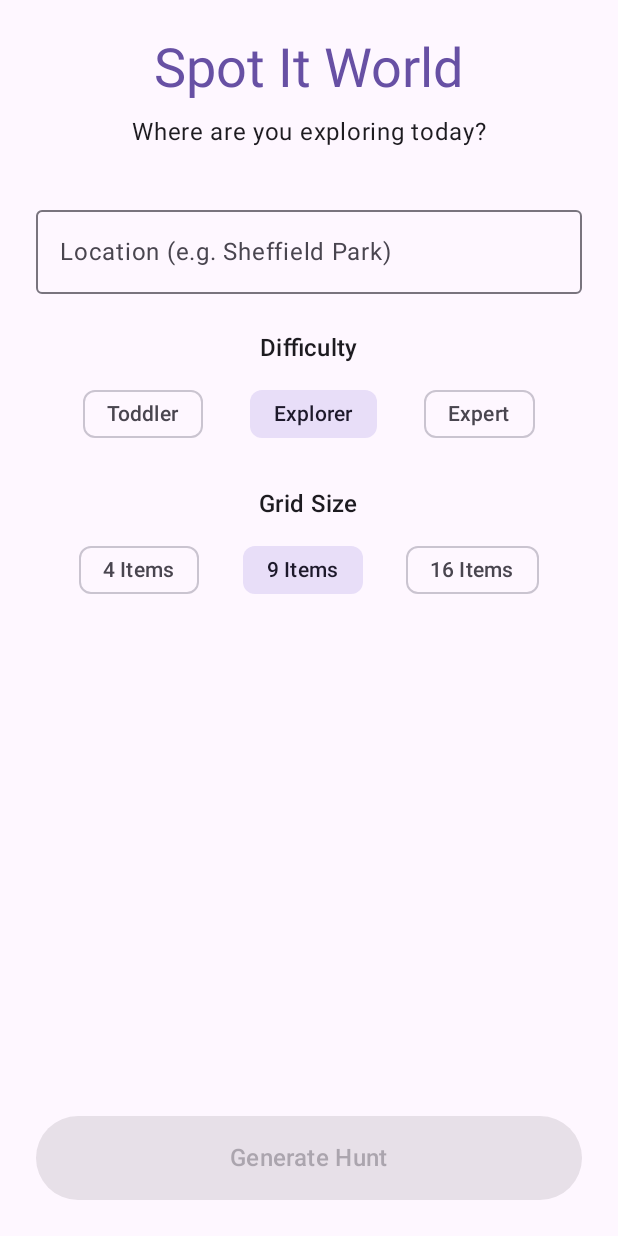
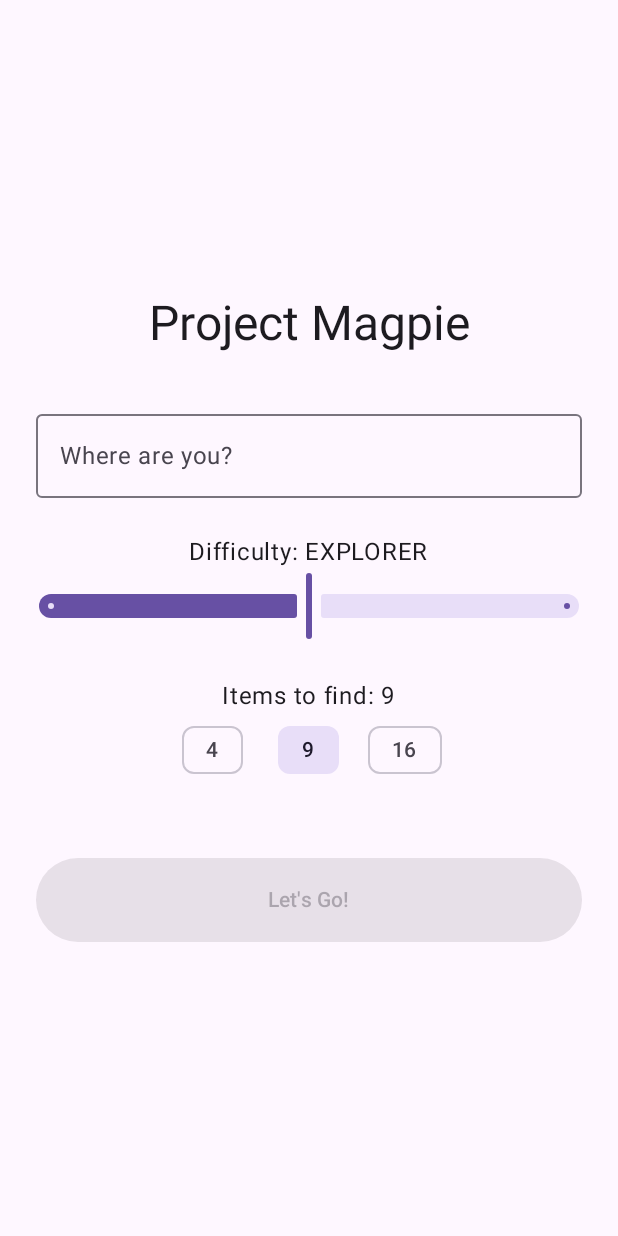
Before and after one commit to pc759/spot-it-world, an Android app built with Jetpack Compose: the screen it shows after launch (MainActivity), on a phone screen of 412 x 824 dp. Run offline under Robolectric (Android 15) with nearby library versions, the phone set to English and light mode, and no system bars.

Commit message:
Populate full source tree for Project Magpie (UI, Domain, Data layers)

```diff
--- a/app/src/main/AndroidManifest.xml
+++ b/app/src/main/AndroidManifest.xml
@@ -7,7 +7,7 @@
         android:dataExtractionRules="@xml/data_extraction_rules"
         android:fullBackupContent="@xml/backup_rules"
         android:icon="@mipmap/ic_launcher"
-        android:label="@string/app_name"
+        android:label="Project Magpie"
         android:roundIcon="@mipmap/ic_launcher_round"
         android:supportsRtl="true"
         android:theme="@style/Theme.SpotItWorld"
@@ -15,11 +15,10 @@
         <activity
             android:name=".MainActivity"
             android:exported="true"
-            android:label="@string/app_name"
+            android:label="Project Magpie"
             android:theme="@style/Theme.SpotItWorld">
             <intent-filter>
                 <action android:name="android.intent.action.MAIN" />
-
                 <category android:name="android.intent.category.LAUNCHER" />
             </intent-filter>
         </activity>
--- a/app/src/main/java/com/spotitworld/MainActivity.kt
+++ b/app/src/main/java/com/spotitworld/MainActivity.kt
@@ -1,35 +1,31 @@
 package com.spotitworld
 
 import android.os.Bundle
-import android.widget.Toast
 import androidx.activity.ComponentActivity
 import androidx.activity.compose.setContent
 import androidx.compose.foundation.layout.fillMaxSize
 import androidx.compose.material3.MaterialTheme
 import androidx.compose.material3.Surface
 import androidx.compose.ui.Modifier
-import com.spotitworld.ui.setup.SetupScreen
+import com.spotitworld.presentation.setup.SetupScreen
+import com.spotitworld.presentation.setup.SetupViewModel
+import com.spotitworld.data.repository.MockScavengerRepository
 
 class MainActivity : ComponentActivity() {
     override fun onCreate(savedInstanceState: Bundle?) {
         super.onCreate(savedInstanceState)
+
+        // Manual Dependency Injection for now (keeping it simple)
+        val repository = MockScavengerRepository()
+        val viewModel = SetupViewModel(repository)
+
         setContent {
             MaterialTheme {
                 Surface(
                     modifier = Modifier.fillMaxSize(),
                     color = MaterialTheme.colorScheme.background
                 ) {
-                    // Temporary wiring to test the UI
-                    SetupScreen(
-                        onStartHunt = { location, difficulty, count ->
-                            // This is where we will trigger the Repository later
-                            Toast.makeText(
-                                this,
-                                "Generating $count items for $location...",
-                                Toast.LENGTH_SHORT
-                            ).show()
-                        }
-                    )
+                    SetupScreen(viewModel = viewModel)
                 }
             }
         }
--- a/app/src/main/java/com/spotitworld/domain/model/ScavengerItem.kt
+++ b/app/src/main/java/com/spotitworld/domain/model/ScavengerItem.kt
@@ -1,10 +1,4 @@
 package com.spotitworld.domain.model
-
-enum class Difficulty {
-    TODDLER,    // Simple colors, big objects
-    EXPLORER,   // Common nature items (Oak leaf, specific bird)
-    EXPERT      // Scientific names, rare finds
-}
 
 data class ScavengerItem(
     val id: String,
@@ -12,5 +6,11 @@ data class ScavengerItem(
     val description: String,
     val emoji: String,
     val difficulty: Difficulty,
-    val isFound: Boolean = false
+    var isFound: Boolean = false
 )
+
+enum class Difficulty {
+    TODDLER,
+    EXPLORER,
+    EXPERT
+}
--- a/app/src/main/java/com/spotitworld/domain/repository/ScavengerRepository.kt
+++ b/app/src/main/java/com/spotitworld/domain/repository/ScavengerRepository.kt
@@ -1,20 +1,12 @@
 package com.spotitworld.domain.repository
 
 import com.spotitworld.domain.model.Difficulty
-import com.spotitworld.domain.model.ScavengerItem
+import com.spotitworld.domain.model.Hunt
 
 interface ScavengerRepository {
-    /**
-     * Generates a new hunt based on the user's parameters.
-     */
     suspend fun generateHunt(
         locationDescription: String,
         itemCount: Int,
         difficulty: Difficulty
-    ): Result<List<ScavengerItem>>
-
-    /**
-     * Saves a hunt to local storage (Room).
-     */
-    suspend fun saveHunt(items: List<ScavengerItem>)
+    ): Result<Hunt>
 }
--- /dev/null
+++ b/app/src/main/java/com/spotitworld/presentation/setup/SetupScreen.kt
@@ -0,0 +1,86 @@
+package com.spotitworld.presentation.setup
+
+import androidx.compose.foundation.layout.*
+import androidx.compose.material3.*
+import androidx.compose.runtime.*
+import androidx.compose.ui.Alignment
+import androidx.compose.ui.Modifier
+import androidx.compose.ui.unit.dp
+import com.spotitworld.domain.model.Difficulty
+
+@Composable
+fun SetupScreen(
+    viewModel: SetupViewModel,
+    modifier: Modifier = Modifier
+) {
+    var location by remember { mutableStateOf("") }
+    var difficulty by remember { mutableStateOf(Difficulty.EXPLORER) }
+    var itemCount by remember { mutableStateOf(9) } // Default to 3x3 grid
+
+    Column(
+        modifier = modifier
+            .fillMaxSize()
+            .padding(24.dp),
+        horizontalAlignment = Alignment.CenterHorizontally,
+        verticalArrangement = Arrangement.Center
+    ) {
+        Text(
+            text = "Project Magpie",
+            style = MaterialTheme.typography.headlineLarge
+        )
+
+        Spacer(modifier = Modifier.height(32.dp))
+
+        // Location Input
+        OutlinedTextField(
+            value = location,
+            onValueChange = { location = it },
+            label = { Text("Where are you?") },
+            placeholder = { Text("e.g. Sheffield Park") },
+            modifier = Modifier.fillMaxWidth()
+        )
+
+        Spacer(modifier = Modifier.height(24.dp))
+
+        // Difficulty Selection
+        Text("Difficulty: ${difficulty.name}")
+        Slider(
+            value = difficulty.ordinal.toFloat(),
+            onValueChange = {
+                val index = it.toInt().coerceIn(0, Difficulty.values().lastIndex)
+                difficulty = Difficulty.values()[index]
+            },
+            valueRange = 0f..Difficulty.values().lastIndex.toFloat(),
+            steps = Difficulty.values().size - 2
+        )
+
+        Spacer(modifier = Modifier.height(24.dp))
+
+        // Item Count Selection
+        Text("Items to find: $itemCount")
+        Row(
+            horizontalArrangement = Arrangement.spacedBy(16.dp)
+        ) {
+            listOf(4, 9, 16).forEach { count ->
+                FilterChip(
+                    selected = itemCount == count,
+                    onClick = { itemCount = count },
+                    label = { Text("$count") }
+                )
+            }
+        }
+
+        Spacer(modifier = Modifier.height(48.dp))
+
+        // Action Button
+        Button(
+            onClick = { viewModel.generateHunt(location, difficulty, itemCount) },
+            modifier = Modifier
+                .fillMaxWidth()
+                .height(56.dp),
+            enabled = location.isNotBlank()
+        ) {
+            Text("Let's Go!")
+        }
+    }
+}
--- /dev/null
+++ b/app/src/main/java/com/spotitworld/presentation/setup/SetupViewModel.kt
@@ -0,0 +1,20 @@
+package com.spotitworld.presentation.setup
+
+import androidx.lifecycle.ViewModel
+import androidx.lifecycle.viewModelScope
+import com.spotitworld.domain.model.Difficulty
+import com.spotitworld.domain.repository.ScavengerRepository
+import kotlinx.coroutines.launch
+
+class SetupViewModel(
+    private val repository: ScavengerRepository
+) : ViewModel() {
+
+    fun generateHunt(location: String, difficulty: Difficulty, itemCount: Int) {
+        viewModelScope.launch {
+            val result = repository.generateHunt(location, itemCount, difficulty)
+            // TODO: Handle result and navigate to Game Screen
+            println("Generated Hunt: $result")
+        }
+    }
+}
--- a/app/src/main/res/values/themes.xml
+++ b/app/src/main/res/values/themes.xml
@@ -1,3 +1,12 @@
-<resources>
-    <style name="Theme.SpotItWorld" parent="android:Theme.Material.Light.NoActionBar" />
+<resources xmlns:tools="http://schemas.android.com/tools">
+    <!-- Base application theme. -->
+    <style name="Theme.SpotItWorld" parent="android:Theme.Material.Light.NoActionBar">
+        <!-- Customize your light theme here. -->
+        <!-- <item name="colorPrimary">@color/my_light_primary</item> -->
+    </style>
+
+    <style name="Theme.SpotItWorld" parent="android:Theme.Material.Light.NoActionBar" tools:targetApi="31">
+        <!-- Customize your light theme here. -->
+        <!-- <item name="colorPrimary">@color/my_light_primary</item> -->
+    </style>
 </resources>
```
Also changed, not shown: app/build.gradle.kts (+4 -7 lines), app/src/main/java/com/spotitworld/data/repository/MockScavengerRepository.kt (+17 -40 lines), app/src/main/java/com/spotitworld/domain/model/Hunt.kt (+0 -7 lines), app/src/main/res/xml/data_extraction_rules.xml (+8 -4 lines), app/src/main/res/xml/backup_rules.xml (line endings or trailing spaces).
